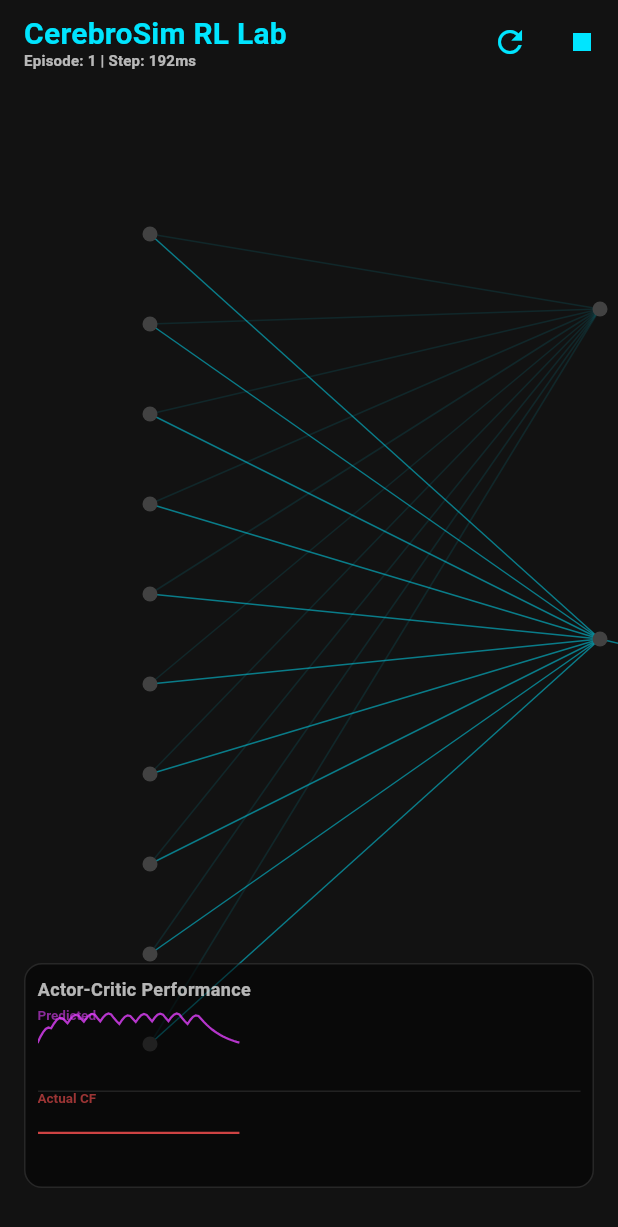
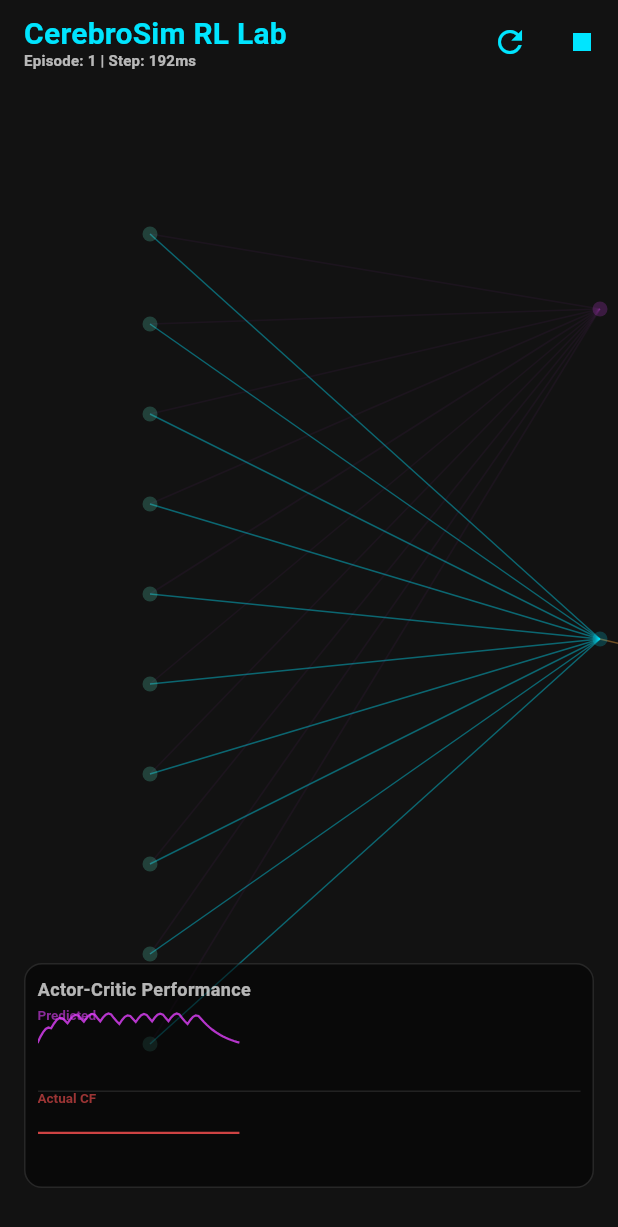
Before and after one commit to mirkodibr/CerebroSim, a Flutter app: the screen it shows after launch, after a tap on the "play arrow" icon, on a phone screen of 412 x 824 dp. Shown: the top 1227 px of the screen. Run offline on Flutter 3.47's test engine with Material 3 defaults, Android fonts, the phone set to English and light mode, and no system bars; our stand-ins replace firebase_core, flutter_riverpod; accounts and stored records are empty.

Commit message:
Prompt 24: Update NeuralCanvas and SignalPlotter for Actor-Critic visualization

```diff
--- a/lib/widgets/neural_canvas.dart
+++ b/lib/widgets/neural_canvas.dart
@@ -1,4 +1,5 @@
 import 'package:flutter/material.dart';
+import '../models/neuron.dart';
 import '../models/simulation_state.dart';
 import '../theme.dart';
 
@@ -24,10 +25,26 @@ class _NeuralPainter extends CustomPainter {
 
   _NeuralPainter({required this.state});
 
+  Color _getNeuronColor(String type) {
+    switch (type) {
+      case 'Purkinje':
+        return CerebroTheme.neonCyan; // Actor
+      case 'SC':
+        return Colors.purpleAccent; // Critic (Stellate Cell)
+      case 'DCN':
+        return Colors.orangeAccent; // Output (Deep Cerebellar Nuclei)
+      case 'BC':
+        return Colors.redAccent; // Inhibitor (Basket Cell)
+      case 'Granular':
+        return Colors.tealAccent; // Input (Parallel Fiber)
+      default:
+        return Colors.grey.shade600;
+    }
+  }
+
   @override
   void paint(Canvas canvas, Size size) {
     final synapsePaint = Paint()
-      ..color = Colors.white24
       ..strokeWidth = 1.0
       ..style = PaintingStyle.stroke;
 
@@ -36,12 +53,18 @@ class _NeuralPainter extends CustomPainter {
 
     // 1. Draw Synapses (Lines)
     for (final synapse in state.synapses) {
-      final source = state.neurons.firstWhere((n) => n.id == synapse.sourceId);
-      final target = state.neurons.firstWhere((n) => n.id == synapse.targetId);
+      // Find source and target safely
+      final source = state.neurons.firstWhere((n) => n.id == synapse.sourceId,
+          orElse: () => Neuron(id: '', type: '', threshold: 0, currentPotential: 0));
+      final target = state.neurons.firstWhere((n) => n.id == synapse.targetId,
+          orElse: () => Neuron(id: '', type: '', threshold: 0, currentPotential: 0));
 
-      // Adjust color based on weight
-      synapsePaint.color = CerebroTheme.neonCyan.withValues(
-        alpha: (synapse.weight * 0.5).clamp(0.1, 0.8),
+      if (source.id.isEmpty || target.id.isEmpty) continue;
+
+      // Color synapse by target type
+      final targetColor = _getNeuronColor(target.type);
+      synapsePaint.color = targetColor.withValues(
+        alpha: (synapse.weight * 0.4).clamp(0.05, 0.6),
       );
 
       canvas.drawLine(
@@ -54,11 +77,12 @@ class _NeuralPainter extends CustomPainter {
     // 2. Draw Neurons (Circles)
     for (final neuron in state.neurons) {
       final isSpiking = neuron.currentPotential >= neuron.threshold && neuron.threshold > 0;
+      final baseColor = _getNeuronColor(neuron.type);
 
-      // Spiking neurons glow bright neon cyan, others are dimmed
+      // Spiking neurons glow with their cell-type color, others are dimmed
       neuronPaint.color = isSpiking
-          ? CerebroTheme.neonCyan
-          : Colors.grey.shade800;
+          ? baseColor
+          : baseColor.withValues(alpha: 0.2);
 
       // Draw shadow/glow for spiking neurons
       if (isSpiking) {
@@ -66,17 +90,34 @@ class _NeuralPainter extends CustomPainter {
           Offset(neuron.x, neuron.y),
           8.0,
           Paint()
-            ..color = CerebroTheme.neonCyan.withValues(alpha: 0.3)
+            ..color = baseColor.withValues(alpha: 0.4)
             ..maskFilter = const MaskFilter.blur(BlurStyle.normal, 4.0),
         );
       }
 
+      // Draw the main neuron body
       canvas.drawCircle(
         Offset(neuron.x, neuron.y),
         5.0,
         neuronPaint,
       );
+
+      // Add a small label for cell types (optional, subtle)
+      if (neuron.type == 'DCN') {
+        _drawSmallLabel(canvas, neuron.actionGroup ?? 'DCN', Offset(neuron.x + 8, neuron.y - 8), baseColor);
+      }
     }
+  }
+
+  void _drawSmallLabel(Canvas canvas, String text, Offset offset, Color color) {
+    final tp = TextPainter(
+      text: TextSpan(
+        text: text,
+        style: TextStyle(color: color.withValues(alpha: 0.7), fontSize: 8, fontWeight: FontWeight.bold),
+      ),
+      textDirection: TextDirection.ltr,
+    )..layout();
+    tp.paint(canvas, offset);
   }
 
   @override
```
Also changed, not shown: 3 other files.
